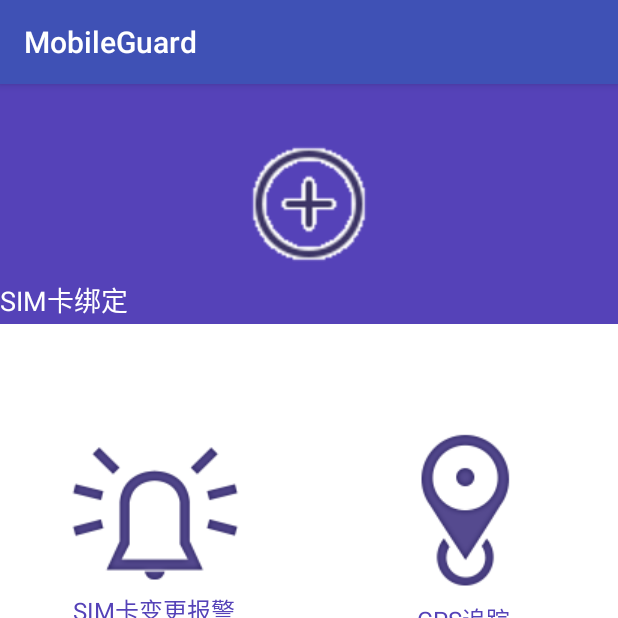
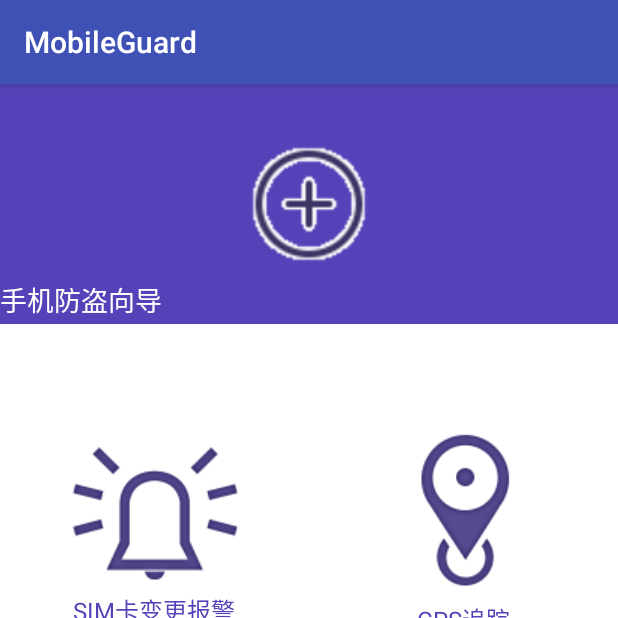
Before and after one commit to NGNLzero/MobileGuard, an Android app: the Setup1Activity screen opened directly, with no data from a screen before it, on a phone screen of 412 x 824 dp, the top half of it. Run offline under Robolectric (Android 15) with nearby library versions, the phone set to English and light mode, and no system bars.

Commit message:
手机防盗设置向导界面

```diff
--- a/app/src/main/res/layout/activity_setup_1.xml
+++ b/app/src/main/res/layout/activity_setup_1.xml
@@ -28,7 +28,7 @@
                 android:layout_height="wrap_content"
                 android:layout_below="@+id/imgv"
                 android:layout_marginTop="10dp"
-                android:text="SIM卡绑定"
+                android:text="手机防盗向导"
                 android:textColor="@android:color/white"
                 android:textSize="18sp"
                 />
```
